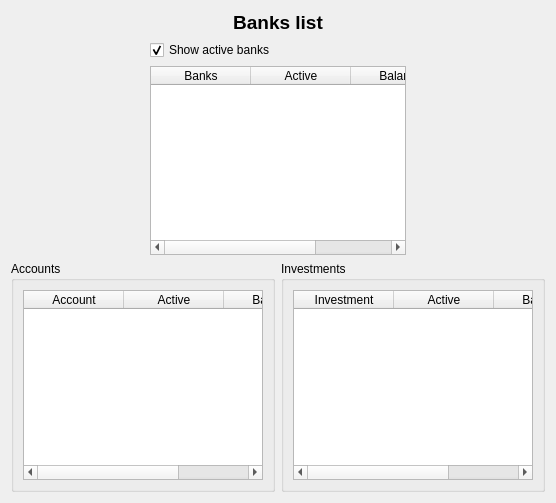
Qt form ui/wdgBanks.ui (turulomio/xulpymoney) before a commit.
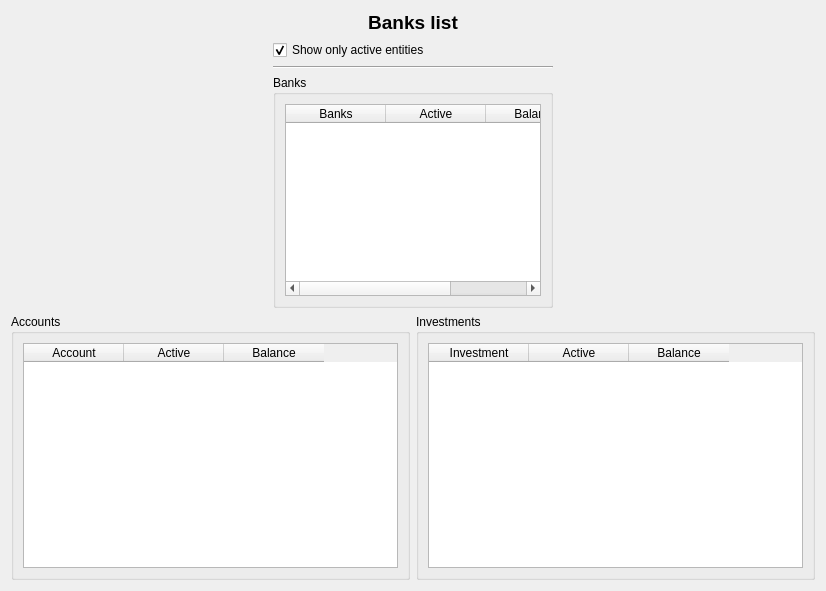
The same form after that commit. Icons and pictures are not drawn. Custom widgets are drawn as their Qt base class.

Commit message: Inactive entities in frmBanks. Asked in ticket #48

```diff
--- a/ui/wdgBanks.ui
+++ b/ui/wdgBanks.ui
@@ -6,15 +6,15 @@
    <rect>
     <x>0</x>
     <y>0</y>
-    <width>556</width>
-    <height>503</height>
+    <width>826</width>
+    <height>591</height>
    </rect>
   </property>
   <property name="windowIcon">
    <iconset resource="../images/xulpymoney.qrc">
     <normaloff>:/xulpymoney/bank.png</normaloff>:/xulpymoney/bank.png</iconset>
   </property>
-  <layout class="QHBoxLayout" name="horizontalLayout_5">
+  <layout class="QVBoxLayout" name="verticalLayout_3">
    <item>
     <layout class="QVBoxLayout" name="verticalLayout_2">
      <item>
@@ -35,7 +35,7 @@
       </widget>
      </item>
      <item>
-      <layout class="QHBoxLayout" name="horizontalLayout_4">
+      <layout class="QHBoxLayout" name="horizontalLayout_5">
        <item>
         <spacer name="horizontalSpacer_2">
          <property name="orientation">
@@ -53,8 +53,14 @@
         <layout class="QVBoxLayout" name="verticalLayout">
          <item>
           <widget class="QCheckBox" name="chkActives">
+           <property name="sizePolicy">
+            <sizepolicy hsizetype="Minimum" vsizetype="Fixed">
+             <horstretch>0</horstretch>
+             <verstretch>0</verstretch>
+            </sizepolicy>
+           </property>
            <property name="text">
-            <string>Show active banks</string>
+            <string>Show only active entities</string>
            </property>
            <property name="checked">
             <bool>true</bool>
@@ -62,6 +68,19 @@
           </widget>
          </item>
          <item>
+          <widget class="Line" name="line">
+           <property name="orientation">
+            <enum>Qt::Horizontal</enum>
+           </property>
+          </widget>
+         </item>
+         <item>
+          <widget class="QGroupBox" name="groupBox_3">
+           <property name="title">
+            <string>Banks</string>
+           </property>
+           <layout class="QHBoxLayout" name="horizontalLayout_4">
+            <item>
           <widget class="myQTableWidget" name="tblEB">
            <property name="contextMenuPolicy">
             <enum>Qt::CustomContextMenu</enum>
@@ -93,6 +112,9 @@
              <string>Balance</string>
             </property>
            </column>
+             </widget>
+            </item>
+           </layout>
           </widget>
          </item>
         </layout>
```
Lines whose indentation alone changed are shown as unchanged. The commit also changes 6 other files.
